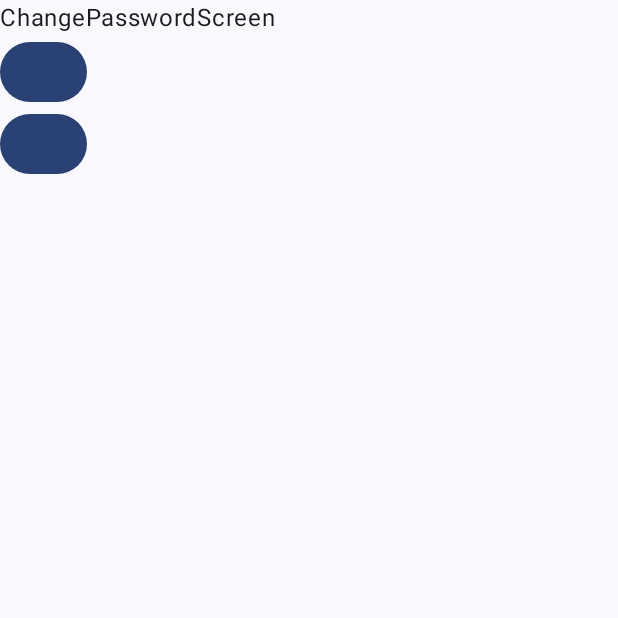
After one commit to MuhammadAndra/Eatzy-Buyer, an Android app built with Jetpack Compose: the ChangePasswordScreen screen opened through its navigation route, on a phone screen of 412 x 824 dp, the top half of it. The commit adds this screen. Run offline under Robolectric (Android 15) with nearby library versions, the phone set to English and light mode, and no system bars.

Commit message:
chore: setup initial project structure with folders for navigation, screens, data, and API

```diff
--- a/app/src/main/AndroidManifest.xml
+++ b/app/src/main/AndroidManifest.xml
@@ -1,10 +1,12 @@
 <?xml version="1.0" encoding="utf-8"?>
 <manifest xmlns:android="http://schemas.android.com/apk/res/android"
     xmlns:tools="http://schemas.android.com/tools">
-
+    <uses-permission android:name="android.permission.INTERNET" />
     <application
         android:allowBackup="true"
         android:dataExtractionRules="@xml/data_extraction_rules"
+        android:networkSecurityConfig="@xml/network_security_config"
+        android:usesCleartextTraffic="true"
         android:fullBackupContent="@xml/backup_rules"
         android:icon="@mipmap/ic_launcher"
         android:label="@string/app_name"
--- /dev/null
+++ b/app/src/main/java/com/example/eatzy_buyer/navigation/AppNavigation.kt
@@ -0,0 +1,22 @@
+package com.example.eatzy_buyer.navigation
+
+import androidx.compose.runtime.Composable
+import androidx.navigation.compose.NavHost
+import androidx.navigation.compose.rememberNavController
+import com.example.eatzy_buyer.navigation.navGraph.Login
+import com.example.eatzy_buyer.navigation.navGraph.Test
+
+import com.example.eatzy_buyer.navigation.navGraph.authGraph
+import com.example.eatzy_buyer.navigation.navGraph.homeGraph
+import com.example.eatzy_buyer.navigation.navGraph.testGraph
+
+
+@Composable
+fun AppNavigation() {
+    val navController = rememberNavController()
+    NavHost(navController = navController, startDestination = Login) {
+        authGraph(navController)
+        homeGraph(navController)
+        testGraph(navController)
+    }
+}
--- /dev/null
+++ b/app/src/main/java/com/example/eatzy_buyer/navigation/navGraph/AuthNavigation.kt
@@ -0,0 +1,36 @@
+package com.example.eatzy_buyer.navigation.navGraph
+
+import androidx.navigation.NavController
+import androidx.navigation.NavGraphBuilder
+import androidx.navigation.compose.composable
+import com.example.eatzy_buyer.ui.screen.changePassword.ChangePasswordScreen
+import com.example.eatzy_buyer.ui.screen.login.LoginScreen
+import com.example.eatzy_buyer.ui.screen.register.RegisterScreen
+import kotlinx.serialization.Serializable
+
+@Serializable
+object Login
+
+@Serializable
+object Register
+
+@Serializable
+object ChangePassword
+
+fun NavGraphBuilder.authGraph(navController: NavController) {
+    composable<Login> {
+        LoginScreen(onNavigateToRegister = { navController.navigate(Register) })
+    }
+    composable<Register> {
+        RegisterScreen(onNavigateToChangePassword = {
+            navController.navigate(
+                ChangePassword
+            )
+        })
+    }
+    composable<ChangePassword> {
+        ChangePasswordScreen(
+            onNavigateToLogin = { navController.navigate(Login) },
+            onNavigateToCanteen = { navController.navigate(Canteen) })
+    }
+}
--- /dev/null
+++ b/app/src/main/java/com/example/eatzy_buyer/navigation/navGraph/HomeNavigation.kt
@@ -0,0 +1,23 @@
+package com.example.eatzy_buyer.navigation.navGraph
+
+import androidx.navigation.NavController
+import androidx.navigation.NavGraphBuilder
+import androidx.navigation.compose.composable
+import com.example.eatzy_buyer.ui.screen.canteen.CanteenScreen
+
+import kotlinx.serialization.Serializable
+
+@Serializable
+object Search
+
+@Serializable
+object Canteen
+
+fun NavGraphBuilder.homeGraph(navController: NavController) {
+    composable<Search> {
+
+    }
+    composable<Canteen> {
+        CanteenScreen(onNavigateToLogin = { navController.navigate(Login) })
+    }
+}
--- /dev/null
+++ b/app/src/main/java/com/example/eatzy_buyer/navigation/navGraph/TestNavigation.kt
@@ -0,0 +1,17 @@
+package com.example.eatzy_buyer.navigation.navGraph
+
+import androidx.navigation.NavController
+import androidx.navigation.NavGraphBuilder
+import androidx.navigation.compose.composable
+import com.example.eatzy_buyer.ui.screen.canteen.CanteenScreen
+import com.example.eatzy_buyer.ui.screen.test.TestApiScreen
+import kotlinx.serialization.Serializable
+
+@Serializable
+object Test
+
+fun NavGraphBuilder.testGraph(navController: NavController) {
+    composable<Test> {
+        TestApiScreen()
+    }
+}
--- /dev/null
+++ b/app/src/main/java/com/example/eatzy_buyer/ui/screen/changePassword/ChangePasswordScreen.kt
@@ -0,0 +1,26 @@
+package com.example.eatzy_buyer.ui.screen.changePassword
+
+import androidx.compose.foundation.layout.Column
+import androidx.compose.foundation.layout.padding
+import androidx.compose.material3.Button
+import androidx.compose.material3.Scaffold
+import androidx.compose.material3.Text
+import androidx.compose.runtime.Composable
+import androidx.compose.ui.Modifier
+
+@Composable
+fun ChangePasswordScreen(
+    onNavigateToLogin: () -> Unit,
+    onNavigateToCanteen: () -> Unit
+
+) {
+    Scaffold { innerpadding ->
+        Column(modifier = Modifier.padding(innerpadding)) {
+            Text(
+                "ChangePasswordScreen"
+            )
+            Button(onClick = onNavigateToLogin) { }
+            Button(onClick = onNavigateToCanteen) { }
+        }
+    }
+}
--- /dev/null
+++ b/app/src/main/java/com/example/eatzy_buyer/ui/screen/login/LoginScreen.kt
@@ -0,0 +1,23 @@
+package com.example.eatzy_buyer.ui.screen.login
+
+import androidx.compose.foundation.layout.Column
+import androidx.compose.foundation.layout.padding
+import androidx.compose.material3.Button
+import androidx.compose.material3.Scaffold
+import androidx.compose.material3.Text
+import androidx.compose.runtime.Composable
+import androidx.compose.ui.Modifier
+
+@Composable
+fun LoginScreen(
+    onNavigateToRegister: () -> Unit
+) {
+    Scaffold { innerpadding ->
+        Column(modifier = Modifier.padding(innerpadding)) {
+            Text(
+                "LoginScreen"
+            )
+            Button(onClick = onNavigateToRegister) { }
+        }
+    }
+}
--- /dev/null
+++ b/app/src/main/java/com/example/eatzy_buyer/ui/screen/login/LoginViewModel.kt
@@ -0,0 +1,5 @@
+package com.example.eatzy_buyer.ui.screen.login
+
+class LoginViewModel     {
+    //jika butuh viewmodel bisa letakkan disini
+}
--- a/gradle/libs.versions.toml
+++ b/gradle/libs.versions.toml
@@ -8,6 +8,7 @@ espressoCore = "3.6.1"
 lifecycleRuntimeKtx = "2.8.7"
 activityCompose = "1.10.1"
 composeBom = "2024.09.00"
+navigationCompose = "2.8.9"
 
 [libraries]
 androidx-core-ktx = { group = "androidx.core", name = "core-ktx", version.ref = "coreKtx" }
@@ -24,6 +25,7 @@ androidx-ui-tooling-preview = { group = "androidx.compose.ui", name = "ui-toolin
 androidx-ui-test-manifest = { group = "androidx.compose.ui", name = "ui-test-manifest" }
 androidx-ui-test-junit4 = { group = "androidx.compose.ui", name = "ui-test-junit4" }
 androidx-material3 = { group = "androidx.compose.material3", name = "material3" }
+androidx-navigation-compose = { group = "androidx.navigation", name = "navigation-compose", version.ref = "navigationCompose" }
 
 [plugins]
 android-application = { id = "com.android.application", version.ref = "agp" }
```
Also changed, not shown: app/build.gradle.kts (+17 -0 lines), app/src/main/java/com/example/eatzy_buyer/MainActivity.kt (+2 -29 lines), app/src/main/java/com/example/eatzy_buyer/data/model/User.kt (added, +7 -0 lines), app/src/main/java/com/example/eatzy_buyer/data/network/RetrofitClient.kt (added, +28 -0 lines), app/src/main/java/com/example/eatzy_buyer/data/network/api/TestApiService.kt (added, +11 -0 lines), app/src/main/java/com/example/eatzy_buyer/ui/screen/canteen/CanteenScreen.kt (added, +24 -0 lines), app/src/main/java/com/example/eatzy_buyer/ui/screen/register/RegisterScreen.kt (added, +23 -0 lines), app/src/main/java/com/example/eatzy_buyer/ui/screen/test/TestApiScreen.kt (added, +35 -0 lines), app/src/main/java/com/example/eatzy_buyer/ui/screen/test/TestApiViewModel.kt (added, +44 -0 lines), app/src/main/res/xml/network_security_config.xml (added, +7 -0 lines).
